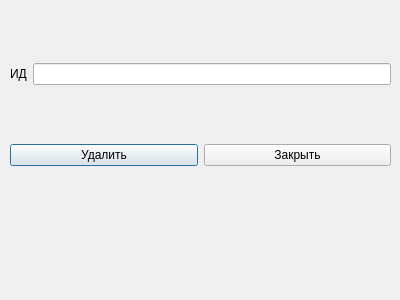
Qt form src/deletecomponentdialog.ui (f0rw4rd-dev/hse-hsms-wpf) before a commit.
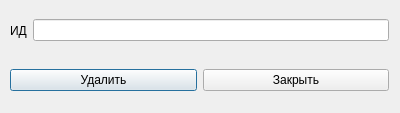
The same form after that commit.

Patch:
```diff
--- a/src/deletecomponentdialog.ui
+++ b/src/deletecomponentdialog.ui
@@ -7,23 +7,21 @@
     <x>0</x>
     <y>0</y>
     <width>400</width>
-    <height>300</height>
+    <height>113</height>
    </rect>
   </property>
   <property name="windowTitle">
    <string>Dialog</string>
   </property>
-  <widget class="QWidget" name="verticalLayoutWidget">
+  <widget class="QWidget" name="">
    <property name="geometry">
     <rect>
      <x>10</x>
      <y>10</y>
-     <width>381</width>
-     <height>211</height>
+     <width>379</width>
+     <height>41</height>
     </rect>
    </property>
-   <layout class="QVBoxLayout" name="verticalLayout">
-    <item>
      <layout class="QHBoxLayout" name="horizontalLayout_4">
       <property name="spacing">
        <number>6</number>
@@ -36,11 +34,19 @@
        </widget>
       </item>
       <item>
-       <widget class="QLineEdit" name="inputName"/>
-      </item>
-     </layout>
-    </item>
-    <item>
+     <widget class="QLineEdit" name="inputId"/>
+    </item>
+   </layout>
+  </widget>
+  <widget class="QWidget" name="">
+   <property name="geometry">
+    <rect>
+     <x>10</x>
+     <y>60</y>
+     <width>379</width>
+     <height>41</height>
+    </rect>
+   </property>
      <layout class="QHBoxLayout" name="horizontalLayout_2">
       <item>
        <widget class="QPushButton" name="buttonDeleteComponent">
@@ -57,8 +63,6 @@
        </widget>
       </item>
      </layout>
-    </item>
-   </layout>
   </widget>
  </widget>
  <resources/>
```
Left out of the diff: 19 changed lines with no effect on the pictures. Lines whose indentation alone changed are shown as unchanged.
